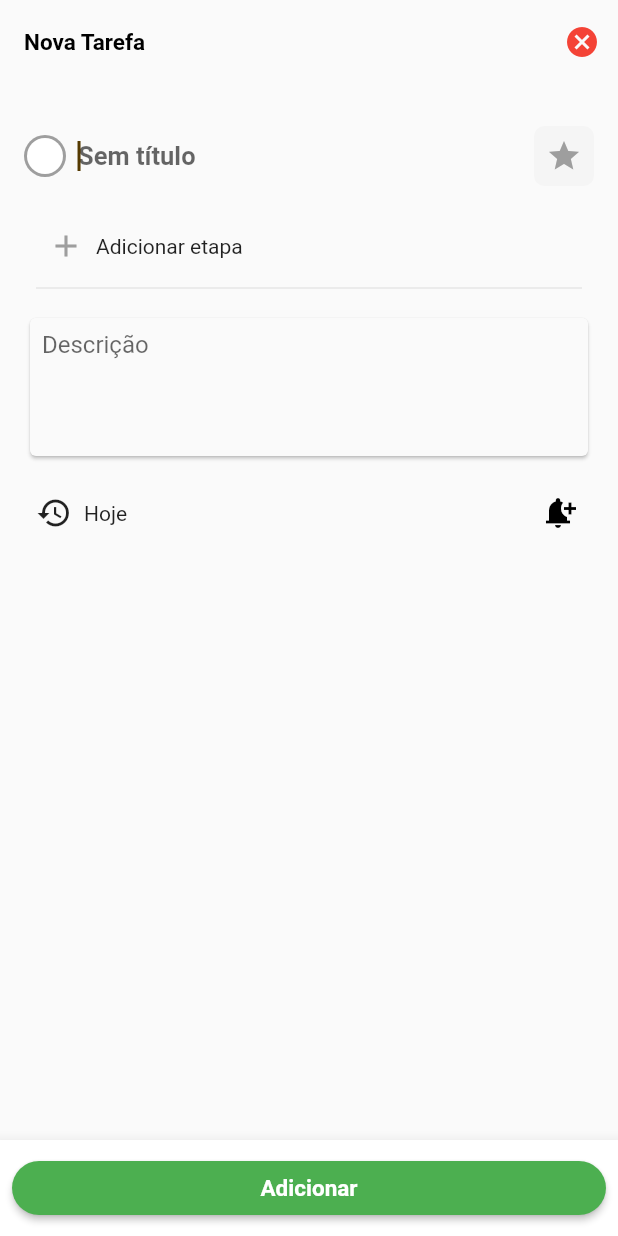
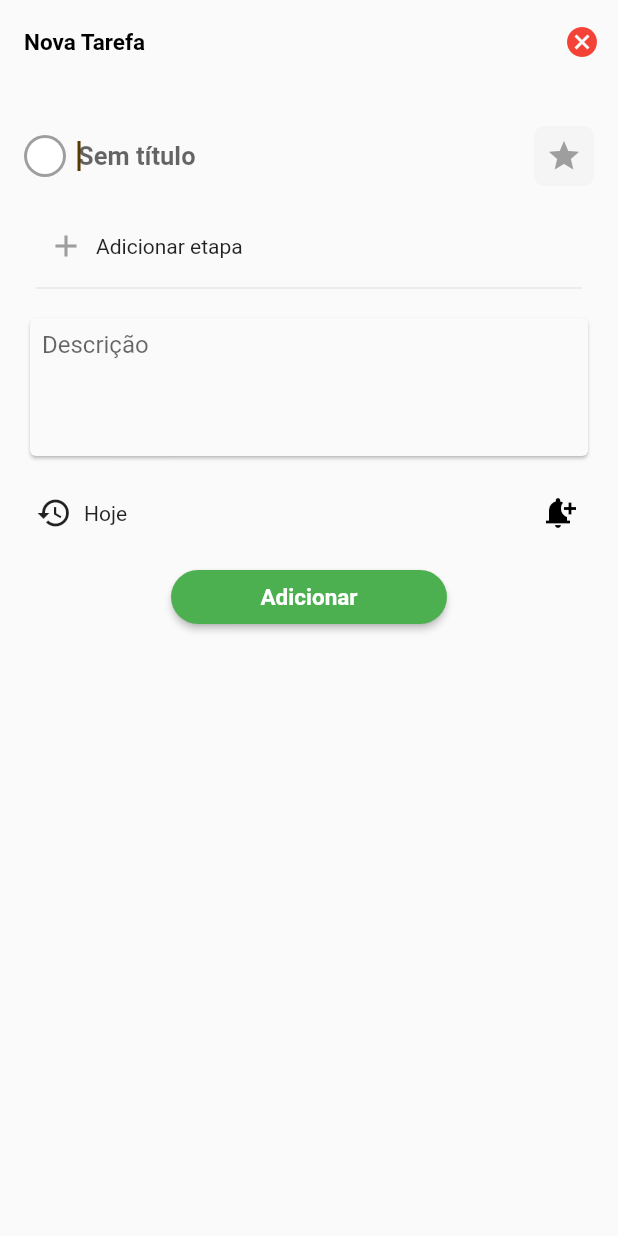
Before and after one commit to diegodanielsantana00/vexa_todo, a Flutter app: the screen it shows after launch, after a tap on the "add" icon, on a phone screen of 412 x 824 dp. Run offline on Flutter 3.47's test engine with Material 2 defaults, Android fonts, the light colour scheme and no system bars; our stand-ins replace flutter_datetime_picker, flutter_local_notifications, sqflite, timezone, yaml; missing offline and left inert: dart:ffi; accounts and stored records are empty.

Commit message:
21-10-2022 --> Icon app & structure create

```diff
--- a/lib/Common/GlobalFunctions.dart
+++ b/lib/Common/GlobalFunctions.dart
@@ -1,6 +1,9 @@
 // ignore_for_file: non_constant_identifier_names, file_names, prefer_const_constructors
 
+import 'dart:io';
 import 'package:flutter/material.dart';
+import 'package:flutter/services.dart';
+import 'package:yaml/yaml.dart';
 
 String GetNameMonth(int month) {
   List months = ['Janeiro', 'Fevereiro', 'Março', 'Abril', 'Maio', 'Junho', 'Julho', 'Agosto', 'Setembro', 'Outubro', 'Novembro', 'Dezembro'];
@@ -16,6 +19,7 @@ ButtonStyle styleButtonDefaut() {
     padding: EdgeInsets.all(0),
   );
 }
+
 ButtonStyle styleButtonDefautRed() {
   return TextButton.styleFrom(
     shape: RoundedRectangleBorder(
@@ -30,17 +34,26 @@ DateTime StringISO0081toDateTime(String dateString) {
   return DateTime.parse(dateString);
 }
 
-
 Color StringToColor(String colorString) {
   String valueString = colorString.split('(0x')[1].split(')')[0];
   int value = int.parse(valueString, radix: 16);
-  return Color(value);;
+  return Color(value);
+  ;
 }
 
-bool validateDateEqualDayMothYears(DateTime dateOne, DateTime dateTwo,) {
-  return dateOne.day == dateTwo.day && dateOne.month == dateTwo.month  && dateOne.year == dateTwo.year;
+bool validateDateEqualDayMothYears(
+  DateTime dateOne,
+  DateTime dateTwo,
+) {
+  return dateOne.day == dateTwo.day && dateOne.month == dateTwo.month && dateOne.year == dateTwo.year;
 }
 
 void RestartScreenHotRestart(BuildContext context) {
-    (context as Element).reassemble();
+  (context as Element).reassemble();
 }
+
+Future<String> GetVersion() async {
+  var file = await rootBundle.loadString("pubspec.yaml");
+  var yaml = loadYaml(file);
+  return yaml["version"];
+}
--- a/lib/Common/SQLiteHelper.dart
+++ b/lib/Common/SQLiteHelper.dart
@@ -1,6 +1,7 @@
-// ignore_for_file: file_names, avoid_init_to_null, unused_local_variable
+// ignore_for_file: file_names, avoid_init_to_null, unused_local_variable, argument_type_not_assignable_to_error_handler, non_constant_identifier_names
 
 import 'dart:io';
+import 'package:vexa_todo/Common/GlobalFunctions.dart';
 import 'package:path_provider/path_provider.dart';
 import 'package:sqflite/sqflite.dart';
 import 'package:vexa_todo/Screens/Home/Models/Task.dart';
@@ -29,6 +30,9 @@ class DatabaseHelper {
     await db.execute("CREATE TABLE task_type(id INTEGER primary key autoincrement, id_task INTEGER, title TEXT, check_task TEXT );");
     await db.execute("CREATE TABLE tags(id INTEGER primary key autoincrement, icon TEXT, title TEXT);");
     await db.execute("CREATE TABLE task_tags(id INTEGER primary key autoincrement, id_task TEXT, id_tag TEXT);");
+    await db.execute("CREATE TABLE version(id INTEGER primary key autoincrement, version TEXT);");
+
+    await db.execute("INSERT INTO version (version) VALUES('${await GetVersion()}');");
   }
 
   Future<int> insertDatabase(String table, dynamic object, {Database? database2}) async {
@@ -70,7 +74,7 @@ class DatabaseHelper {
     ''', [type, id_type]);
   }
 
-    Future<void> updateTaskComplete(int id_type) async {
+  Future<void> updateTaskComplete(int id_type) async {
     Database db = await database;
 
     await db.rawUpdate('''
@@ -80,7 +84,7 @@ class DatabaseHelper {
     ''', ["Y", id_type]);
   }
 
-      Future<void> deleteTask(int id_task) async {
+  Future<void> deleteTask(int id_task) async {
     Database db = await database;
 
     await db.rawUpdate('''
@@ -88,12 +92,11 @@ class DatabaseHelper {
     WHERE id = ?
     ''', [id_task]);
 
-        await db.rawUpdate('''
+    await db.rawUpdate('''
     DELETE FROM task_type
     WHERE id_task = ?
     ''', [id_task]);
   }
-
 
   Future<List<TypeTask>> getTaskType({int? id_task}) async {
     Database db = await database;
@@ -101,6 +104,12 @@ class DatabaseHelper {
     return result.isNotEmpty ? result.map((c) => TypeTask.fromMap(c)).toList() : [];
   }
 
+  Future<String> getLastVersion() async {
+    Database db = await database;
+    var result = await db.query("version");
+    return result[result.length - 1]["version"].toString();
+  }
+
   Future close() async {
     Database db = await database;
     db.close();
--- a/lib/Screens/AddTask/Views/add_task_screen.dart
+++ b/lib/Screens/AddTask/Views/add_task_screen.dart
@@ -68,18 +68,8 @@ class _AddTaskScreenState extends State<AddTaskScreen> {
                   widgetsScreen.DateTimeProTextField(context),
                   widgetsScreen.DateTimeTextField(context),
                 ],
-              )
-            ],
               ),
-        ),
-      ),
-      bottomNavigationBar: BottomAppBar(
-          shape: const CircularNotchedRectangle(),
-          child: Padding(
-            padding: const EdgeInsets.all(8.0),
-            child: ElevatedButton(
-                style: styleButtonDefaut(),
-                onPressed: () async {
+              widgetsScreen.ButtonScreen(context, () async {
                 int id_task = await DatabaseHelper().insertDatabase(
                     "task",
                     Task(
@@ -102,9 +92,11 @@ class _AddTaskScreenState extends State<AddTaskScreen> {
                 await notification.creteNotification(titleEditingController.text, "Marque como concluida ✅", widgetsScreen.selectNotification.millisecondsSinceEpoch + 10000, "todo", id_task);
 
                 Navigator.pop(context, true);
-                },
-                child: Text("Adicionar", style: TextStyle(fontSize: 15, fontWeight: FontWeight.w700, color: Colors.white))),
-          )),
+              })
+            ],
+          ),
+        ),
+      ),
     );
   }
 }
--- a/lib/Screens/AddTask/Widgets/AddTaskScreenWidgets.dart
+++ b/lib/Screens/AddTask/Widgets/AddTaskScreenWidgets.dart
@@ -256,4 +256,17 @@ class AddTaskWidget {
       ),
     );
   }
+
+  Widget ButtonScreen(BuildContext context, Function() function) {
+    return Container(
+      width: 200,
+      child: Padding(
+        padding: const EdgeInsets.all(8.0),
+        child: ElevatedButton(
+            style: styleButtonDefaut(),
+            onPressed: function,
+            child: Text("Adicionar", style: TextStyle(fontSize: 15, fontWeight: FontWeight.w700, color: Colors.white))),
+      ),
+    );
+  }
 }
--- a/lib/Screens/Home/Models/TaskModels.dart
+++ b/lib/Screens/Home/Models/TaskModels.dart
@@ -29,6 +29,12 @@ class TaskModels {
     list.sort((a, b) {
       return a.finish!.compareTo(b.finish ?? "N");
     });
+
+    list.sort((a, b) {
+      return StringISO0081toDateTime(b.date_programmed??"").compareTo(StringISO0081toDateTime(a.date_programmed??""));
+    });
+
+
     return list;
   }
 }
--- /dev/null
+++ b/lib/Screens/Splash/Views/splash_screen.dart
@@ -0,0 +1,36 @@
+// ignore_for_file: prefer_const_constructors
+
+import 'dart:ffi';
+
+import 'package:flutter/material.dart';
+import 'package:vexa_todo/Common/GlobalFunctions.dart';
+import 'package:vexa_todo/Common/Navigator.dart';
+import 'package:vexa_todo/Common/SQLiteHelper.dart';
+import 'package:vexa_todo/Screens/Home/Views/home_screen.dart';
+
+class SplashScreen extends StatefulWidget {
+  const SplashScreen({super.key});
+
+  @override
+  State<SplashScreen> createState() => _SplashScreenState();
+}
+
+class _SplashScreenState extends State<SplashScreen> {
+  @override
+  Widget build(BuildContext context) {
+    StartProcess() async {
+      String version = await GetVersion();
+      String varsionDataBase = await DatabaseHelper().getLastVersion();
+
+      if (int.parse(varsionDataBase.split("+")[0].replaceAll(".", "")) < int.parse(version.split("+")[0].replaceAll(".", ""))) {
+        //Structure
+      }
+      NavigatorController().navigatorToNoReturnNoAnimated(context, HomeScreen());
+    }
+
+    StartProcess();
+    return Scaffold(
+      backgroundColor: Colors.green,
+    );
+  }
+}
--- a/lib/main.dart
+++ b/lib/main.dart
@@ -1,6 +1,6 @@
 import 'package:flutter/material.dart';
 import 'package:flutter/services.dart';
-import 'package:vexa_todo/Screens/Home/Views/home_screen.dart';
+import 'package:vexa_todo/Screens/Splash/Views/splash_screen.dart';
 
 Future main() async {
   WidgetsFlutterBinding.ensureInitialized();
@@ -9,5 +9,5 @@ Future main() async {
     DeviceOrientation.portraitDown,
   ]);
   // ignore: prefer_const_constructors
-  runApp(MaterialApp(debugShowCheckedModeBanner: false, home: HomeScreen()));
+  runApp(MaterialApp(debugShowCheckedModeBanner: false, home: SplashScreen()));
 }
```
Also changed, not shown: lib/Screens/Home/Widget/HomeScreenWidgets.dart (+5 -9 lines), pubspec.yaml (+9 -11 lines), assets/png/logo.png (added), pubspec.lock, 27 other files. Lines whose indentation alone changed are shown as unchanged.
